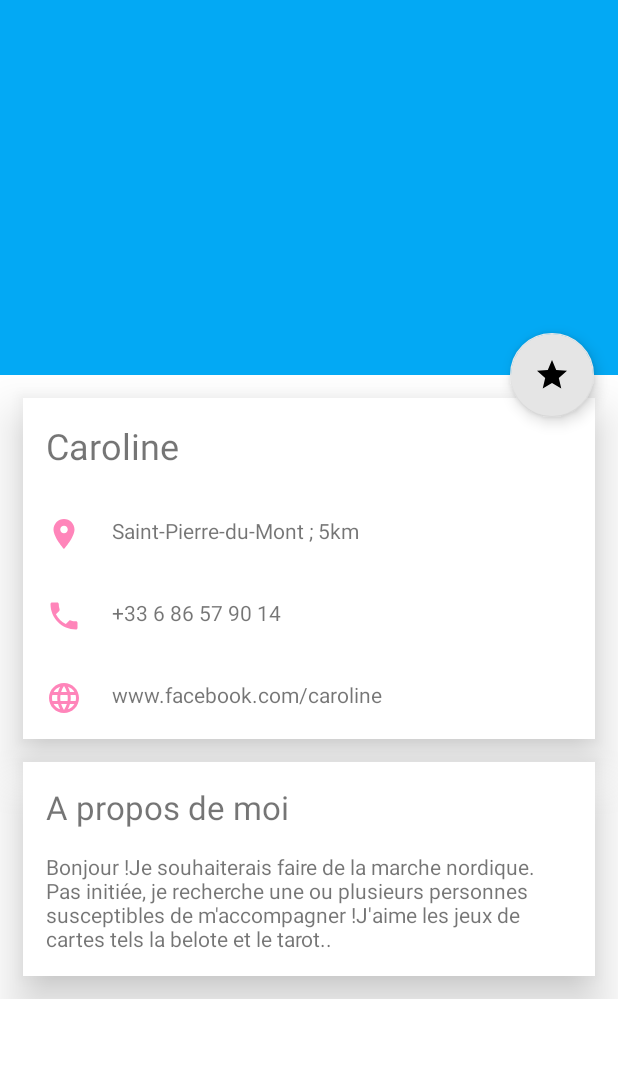
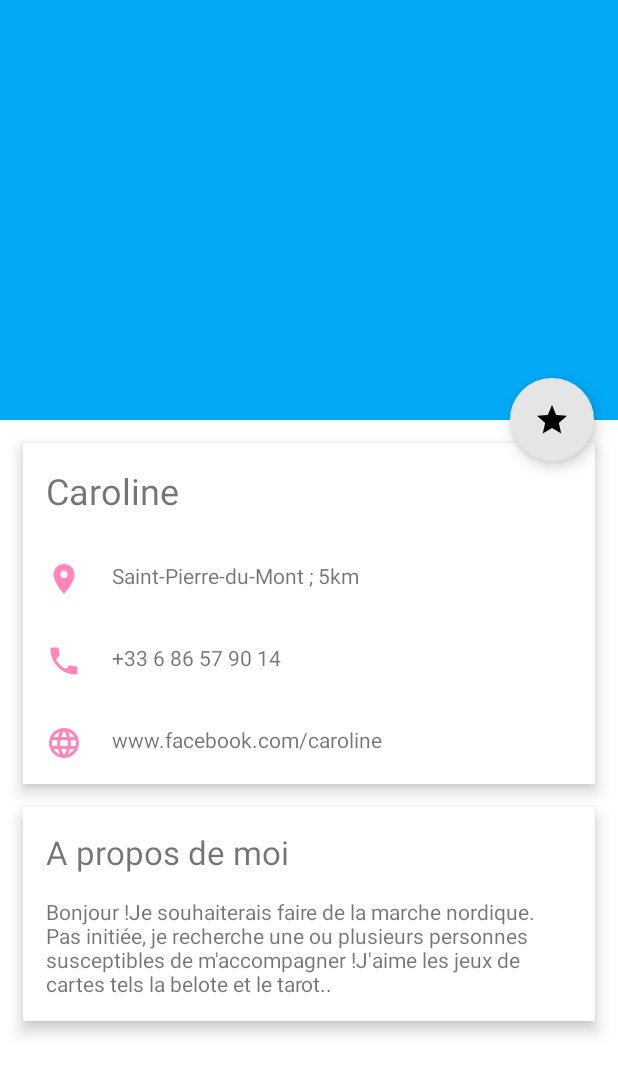
Before and after one commit to flo44190/P3_Entrevoisins, an Android app: the layout activity_info_neighbour.xml on its own in the app's theme, with its tools: preview values and no code run, on a phone screen of 412 x 824 dp. Shown: the top 1074 px of the screen. Run offline under Robolectric (Android 15) with nearby library versions, the phone set to English and light mode, and no system bars.

```diff
--- a/app/src/main/AndroidManifest.xml
+++ b/app/src/main/AndroidManifest.xml
@@ -14,7 +14,7 @@
         android:theme="@style/AppTheme">
 
         <activity
-            android:name=".info_neighbour"
+            android:name=".controler.info_neighbour"
             android:label="@string/title_activity_info_neighbour"
             android:theme="@style/AppTheme.NoActionBar"/>
 
--- a/app/src/main/java/com/openclassrooms/entrevoisins/ui/neighbour_list/ListNeighbourActivity.java
+++ b/app/src/main/java/com/openclassrooms/entrevoisins/ui/neighbour_list/ListNeighbourActivity.java
@@ -1,17 +1,13 @@
 package com.openclassrooms.entrevoisins.ui.neighbour_list;
 
-import android.app.Activity;
-import android.content.Intent;
 import android.os.Bundle;
 import android.support.design.widget.TabLayout;
-import android.support.v4.app.ActivityCompat;
 import android.support.v4.view.ViewPager;
 import android.support.v7.app.AppCompatActivity;
 import android.support.v7.widget.Toolbar;
-import android.widget.Button;
 
 import com.openclassrooms.entrevoisins.R;
-import com.openclassrooms.entrevoisins.info_neighbour;
+import com.openclassrooms.entrevoisins.controler.info_neighbour;
 
 import butterknife.BindView;
 import butterknife.ButterKnife;
--- a/app/src/main/res/layout/activity_info_neighbour.xml
+++ b/app/src/main/res/layout/activity_info_neighbour.xml
@@ -5,7 +5,7 @@
     android:layout_width="match_parent"
     android:layout_height="match_parent"
     android:fitsSystemWindows="true"
-    tools:context=".info_neighbour">
+    tools:context=".controler.info_neighbour">
 
     <android.support.design.widget.AppBarLayout
         android:id="@+id/app_bar"
--- a/app/src/main/res/layout/content_info_neighbour.xml
+++ b/app/src/main/res/layout/content_info_neighbour.xml
@@ -5,7 +5,7 @@
     android:layout_width="match_parent"
     android:layout_height="match_parent"
     app:layout_behavior="@string/appbar_scrolling_view_behavior"
-    tools:context=".info_neighbour"
+    tools:context=".controler.info_neighbour"
     tools:showIn="@layout/activity_info_neighbour">
 
     <LinearLayout
@@ -22,7 +22,7 @@
             android:layout_marginLeft="15dp"
             android:layout_marginTop="15dp"
             android:orientation="vertical"
-            android:elevation="20dp"
+            android:elevation="6dp"
             >
 
             <TextView
@@ -77,7 +77,7 @@
             android:layout_marginTop="15dp"
             android:layout_marginBottom="15dp"
             android:orientation="vertical"
-            android:elevation="20dp">
+            android:elevation="6dp">
 
             <TextView
                 android:id="@+id/activity_info_neighbour_about_tittle_txt"
--- a/app/src/main/res/menu/menu_info_neighbour.xml
+++ b/app/src/main/res/menu/menu_info_neighbour.xml
@@ -1,7 +1,7 @@
 <menu xmlns:android="http://schemas.android.com/apk/res/android"
     xmlns:app="http://schemas.android.com/apk/res-auto"
     xmlns:tools="http://schemas.android.com/tools"
-    tools:context="com.openclassrooms.entrevoisins.info_neighbour">
+    tools:context="com.openclassrooms.entrevoisins.controler.info_neighbour">
     <item
         android:id="@+id/action_settings"
         android:orderInCategory="100"
--- a/app/src/main/res/values/dimens.xml
+++ b/app/src/main/res/values/dimens.xml
@@ -5,5 +5,5 @@
     <dimen name="fab_margin">16dp</dimen>
     <dimen name="appbar_padding_top">8dp</dimen>
     <dimen name="text_margin">16dp</dimen>
-    <dimen name="app_bar_height">250dp</dimen>
+    <dimen name="app_bar_height">280dp</dimen>
 </resources>
```
Also changed, not shown: app/src/main/java/com/openclassrooms/entrevoisins/controler/info_neighbour.java (renamed from app/src/main/java/com/openclassrooms/entrevoisins/info_neighbour.java, +3 -8 lines).
